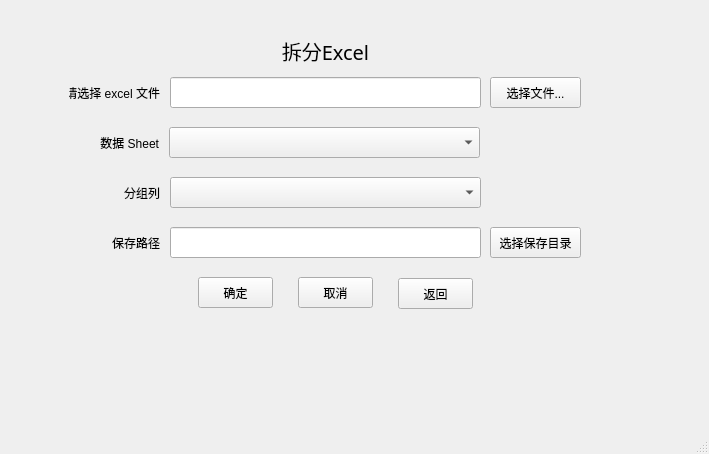
First picture: the form in splitonlywindow.ui, repository ainiaa/splitExcel, before the edit.
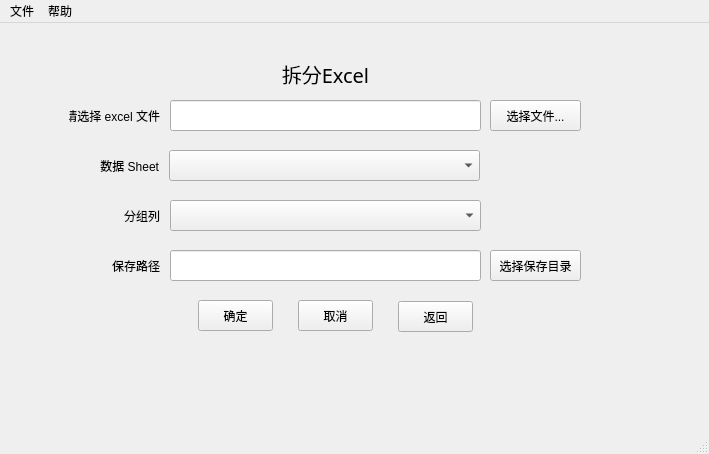
Second picture: the form after the edit. Icons and pictures are not drawn.

Patch:
```diff
--- a/splitonlywindow.ui
+++ b/splitonlywindow.ui
@@ -234,6 +234,23 @@
      <height>23</height>
     </rect>
    </property>
+   <widget class="QMenu" name="menuFile">
+    <property name="title">
+     <string>文件</string>
+    </property>
+    <addaction name="actionConfig_Setting"/>
+   </widget>
+   <widget class="QMenu" name="menuHelp">
+    <property name="title">
+     <string>帮助</string>
+    </property>
+    <addaction name="actionAbout"/>
+    <addaction name="actionCheckUpdate"/>
+    <addaction name="actionReportBug"/>
+    <addaction name="actionSuggest"/>
+   </widget>
+   <addaction name="menuFile"/>
+   <addaction name="menuHelp"/>
   </widget>
   <widget class="QStatusBar" name="statusbar"/>
  </widget>
```
Left out of the diff: 25 changed lines with no effect on the pictures.
